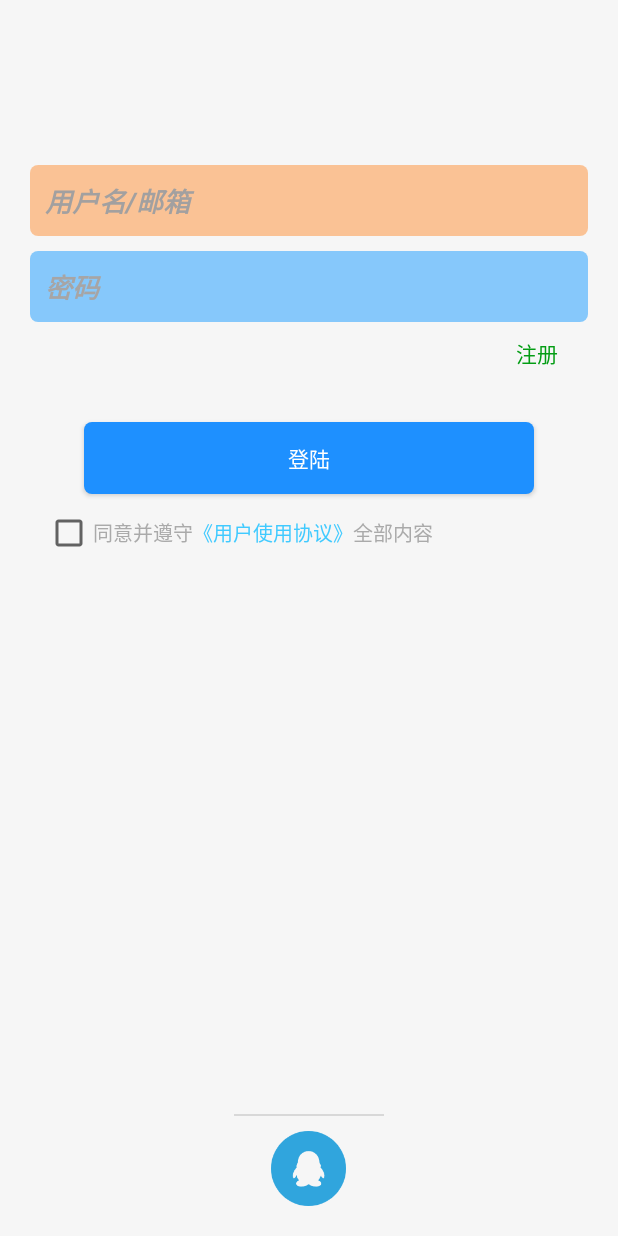
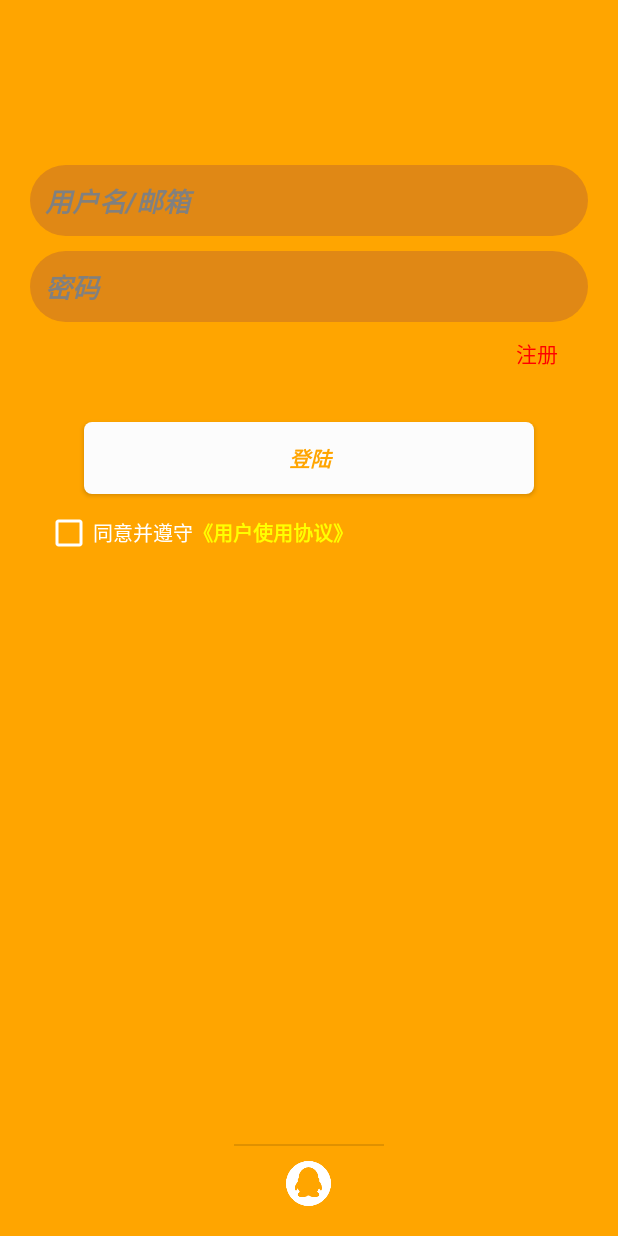
Before and after one commit to 0x7A7A6572/DiaryS, an Android app: the screen it shows after launch (LoginActivity), after a tap on an icon or button, on a phone screen of 412 x 824 dp. Run offline under Robolectric (Android 15) with nearby library versions, the phone set to English and light mode, and no system bars; libraries missing offline, so code that uses them is left out: com.tencent.connect, com.tencent.tauth; 1 statement that could not run was skipped.

Commit message:
样式检修

```diff
--- a/app/src/main/java/com/noform/diaryofsuccess/LoginActivity.java
+++ b/app/src/main/java/com/noform/diaryofsuccess/LoginActivity.java
@@ -5,10 +5,15 @@ import android.content.Context;
 import android.content.Intent;
 import android.os.Bundle;
 import android.view.View;
+import android.view.Window;
+import android.view.WindowManager;
+import android.widget.Button;
 import android.widget.ImageButton;
+import android.widget.RelativeLayout;
 import android.widget.TextView;
 
 import androidx.appcompat.app.AppCompatActivity;
+import androidx.recyclerview.widget.RecyclerView;
 
 import com.noform.diaryofsuccess.CustomView.NFDialog;
 import com.tencent.connect.common.Constants;
@@ -63,6 +68,16 @@ public class LoginActivity extends AppCompatActivity {
     protected void onCreate(Bundle savedInstanceState) {
         super.onCreate(savedInstanceState);
         setContentView(R.layout.activity_login);
+        Window window = this.getWindow();
+
+        //取消设置透明状态栏,使 ContentView 内容不再覆盖状态栏
+        window.clearFlags(WindowManager.LayoutParams.FLAG_TRANSLUCENT_STATUS);
+
+        //需要设置这个 flag 才能调用 setStatusBarColor 来设置状态栏颜色
+        window.addFlags(WindowManager.LayoutParams.FLAG_DRAWS_SYSTEM_BAR_BACKGROUNDS);
+
+        //设置状态栏背景色
+        window.setStatusBarColor(0xffFFA500);
         CONTEXT = this.getApplicationContext();
         inti();
         mTencent = Tencent.createInstance("101854186", CONTEXT);
@@ -84,13 +99,17 @@ public class LoginActivity extends AppCompatActivity {
     }
 
     private void inti() {
+        final RelativeLayout login_bg = findViewById(R.id.login_background);
         EditText et_name = findViewById(R.id.et_username);
         EditText et_psw = findViewById(R.id.et_password);
+        Button btn_login = findViewById(R.id.btn_login);
         //初始化布局
-        GradientDrawable nameShape = (GradientDrawable)et_name.getBackground();
-        GradientDrawable pswShape = (GradientDrawable)et_psw.getBackground();
-        nameShape.setColor(0x88FF9643);
-        pswShape.setColor(0x7E1399FF);
+        GradientDrawable loginShape = (GradientDrawable)btn_login.getBackground();
+        //GradientDrawable nameShape = (GradientDrawable)et_name.getBackground();
+        //GradientDrawable pswShape = (GradientDrawable)et_psw.getBackground();
+        //nameShape.setColor(0x99cc7623);
+        //pswShape.setColor(0x7E0377cc);
+        loginShape.setColor(0xfffcfcfc);
 
        final TextView userAgreement = findViewById(R.id.UserAgreement);
         userAgreement_dialog = new NFDialog(
@@ -106,6 +125,16 @@ public class LoginActivity extends AppCompatActivity {
 
            }
        });
+
+        btn_login.setOnClickListener(new View.OnClickListener() {
+            @Override
+            public void onClick(View v) {
+
+
+            }
+        });
+
+
 
     }
 
--- a/app/src/main/java/com/noform/diaryofsuccess/MainActivity.java
+++ b/app/src/main/java/com/noform/diaryofsuccess/MainActivity.java
@@ -7,6 +7,7 @@ import android.content.Context;
 import android.content.Intent;
 import android.content.pm.PackageManager;
 import android.database.Cursor;
+import android.graphics.Color;
 import android.net.Uri;
 import android.os.Build;
 import android.os.Bundle;
@@ -18,8 +19,12 @@ import android.text.TextWatcher;
 import android.util.Log;
 import android.view.KeyEvent;
 import android.view.LayoutInflater;
+import android.view.Menu;
+import android.view.MenuItem;
 import android.view.View;
 import android.view.View.OnClickListener;
+import android.view.Window;
+import android.view.WindowManager;
 import android.view.animation.Animation;
 import android.view.animation.ScaleAnimation;
 import android.view.animation.TranslateAnimation;
@@ -118,6 +123,35 @@ public class MainActivity extends AppCompatActivity {
         setContentView(R.layout.activity_main);
         Toolbar toolbar=(Toolbar)findViewById(R.id.toolbar);
 		setSupportActionBar(toolbar);
+		this.setTitle("");
+
+//拿到window
+        Window window = this.getWindow();
+
+        //取消设置透明状态栏,使 ContentView 内容不再覆盖状态栏
+        window.clearFlags(WindowManager.LayoutParams.FLAG_TRANSLUCENT_STATUS);
+
+        //需要设置这个 flag 才能调用 setStatusBarColor 来设置状态栏颜色
+        window.addFlags(WindowManager.LayoutParams.FLAG_DRAWS_SYSTEM_BAR_BACKGROUNDS);
+
+        //设置状态栏背景色
+        window.setStatusBarColor(0xffffffff);
+
+        //取消设置透明状态栏,使 ContentView 内容不再覆盖状态栏
+        window.clearFlags(WindowManager.LayoutParams.FLAG_TRANSLUCENT_STATUS);
+
+        //需要设置这个 flag 才能调用 setStatusBarColor 来设置状态栏颜色
+        window.addFlags(WindowManager.LayoutParams.FLAG_DRAWS_SYSTEM_BAR_BACKGROUNDS);
+
+        //设置状态栏字体颜色为黑色
+        window.getDecorView().setSystemUiVisibility(View.SYSTEM_UI_FLAG_LIGHT_STATUS_BAR);
+
+
+        //设置状态栏字体颜色为白色
+        //window.getDecorView().setSystemUiVisibility(View.SYSTEM_UI_FLAG_LIGHT_NAVIGATION_BAR);
+
+
+
         CONTEXT = this.getApplicationContext();
         textViewOfClickItemCount = findViewById(R.id.textViewOfclickItemCount);
         mViewPager = findViewById(R.id.activityViewPager);
@@ -143,7 +177,21 @@ public class MainActivity extends AppCompatActivity {
 
     }
 
+    @Override
+    public boolean onCreateOptionsMenu(Menu menu) {
+        getMenuInflater().inflate(R.menu.menu_main, menu);
+        return true;
+    }
+    @Override
+    public boolean onOptionsItemSelected(MenuItem item) {
+        int id = item.getItemId();
+        if (id == R.id.set_main) {
+            startActivity(new Intent(MainActivity.this, SetActivity.class));
+        }else if(id == R.id.action_fingerprint){
 
+        }
+        return super.onOptionsItemSelected(item);
+    }
 
     @Override
     public void onRequestPermissionsResult(int requestCode, @NonNull String[] permissions, @NonNull int[] grantResults) {
@@ -553,12 +601,12 @@ public class MainActivity extends AppCompatActivity {
                 }
         });
 
-        set_main.setOnClickListener(new OnClickListener() {
-            @Override
-            public void onClick(View v) {
-                startActivity(new Intent(MainActivity.this, SetActivity.class));
-            }
-        });
+//        set_main.setOnClickListener(new OnClickListener() {
+//            @Override
+//            public void onClick(View v) {
+//                startActivity(new Intent(MainActivity.this, SetActivity.class));
+//            }
+//        });
 
         login_activity.setOnClickListener(new OnClickListener() {
             @Override
--- /dev/null
+++ b/app/src/main/res/drawable/shape_d_rand.xml
@@ -0,0 +1,13 @@
+<?xml version="1.0" encoding="utf-8"?>
+<shape xmlns:android="http://schemas.android.com/apk/res/android"
+    android:shape="rectangle">
+    <!--rectangle矩形-->
+    <!--圆角-->
+    <corners
+        android:radius="25dp"/>
+    <!--大小-->
+    <size android:width="5dp" android:height="5dp"></size>
+    <!--描边-->
+    <solid android:color="@color/whiteorange"></solid>
+
+</shape>
--- a/app/src/main/res/layout/activity_login.xml
+++ b/app/src/main/res/layout/activity_login.xml
@@ -1,27 +1,27 @@
 <?xml version="1.0" encoding="utf-8"?>
-<RelativeLayout
-	xmlns:android="http://schemas.android.com/apk/res/android"
+<RelativeLayout xmlns:android="http://schemas.android.com/apk/res/android"
+	android:id="@+id/login_background"
 	android:layout_width="match_parent"
 	android:layout_height="match_parent"
+	android:background="@color/orange"
 	android:paddingLeft="20dp"
 	android:paddingTop="100dp"
 	android:paddingRight="20dp"
-	android:paddingBottom="20dp"
-	android:background="#7EF1F1F1">
+	android:paddingBottom="20dp">
 
 	<EditText
 		android:id="@+id/et_username"
 		android:layout_width="match_parent"
 		android:layout_height="wrap_content"
 		android:layout_marginTop="10dp"
+		android:background="@drawable/shape_d_rand"
 		android:hint="用户名/邮箱"
 		android:lines="1"
 		android:padding="10dp"
-		android:textColor="#ffffffff"
-		android:textColorHint="#A2A0A0"
+		android:textColor="@color/white"
+		android:textColorHint="@color/gray"
 		android:textColorLink="#FFF2FFFC"
-		android:textStyle="bold|italic|normal"
-		android:background="@drawable/shape_rand"/>
+		android:textStyle="bold|italic|normal" />
 
 	<EditText
 		android:id="@+id/et_password"
@@ -29,14 +29,14 @@
 		android:layout_height="wrap_content"
 		android:layout_below="@id/et_username"
 		android:layout_marginTop="10dp"
+		android:background="@drawable/shape_d_rand"
 		android:hint="密码"
 		android:inputType="textPassword"
 		android:lines="1"
 		android:padding="10dp"
-		android:textColor="@color/black"
-		android:textColorHint="#A7A5A5"
-		android:textStyle="bold|italic|normal"
-		android:background="@drawable/shape_rand"/>
+		android:textColor="@color/white"
+		android:textColorHint="@color/gray"
+		android:textStyle="bold|italic|normal" />
 
 	<LinearLayout
 		android:id="@+id/ly_1"
@@ -56,8 +56,8 @@
 			android:paddingTop="10dp"
 			android:paddingRight="10dp"
 			android:text="注册"
-			android:textColor="#FF039D14"
-			android:textSize="14sp"/>
+			android:textColor="@color/red"
+			android:textSize="14sp" />
 
 	</LinearLayout>
 
@@ -70,32 +70,36 @@
 		android:layout_marginTop="35dp"
 		android:background="@drawable/shape_rand"
 		android:text="登陆"
-		android:textColor="@color/white"/>
+
+		android:textColor="@color/orange"
+		android:textSize="14sp"
+		android:textStyle="normal|bold|italic" />
 
 	<ImageButton
 		android:id="@+id/im_qq"
-		android:layout_width="50dp"
-		android:layout_height="50dp"
+		android:layout_width="30dp"
+		android:layout_height="30dp"
 		android:layout_alignParentBottom="true"
 		android:layout_centerHorizontal="true"
 		android:background="@null"
 		android:scaleType="fitCenter"
-		android:src="@drawable/qq"/>
+		android:src="@drawable/qq" />
 
 	<LinearLayout
-		android:orientation="horizontal"
+		android:id="@+id/activityloginLinearLayout1"
 		android:layout_width="wrap_content"
 		android:layout_height="wrap_content"
 		android:layout_below="@id/btn_login"
 		android:layout_margin="10dp"
-		android:id="@+id/activityloginLinearLayout1">
+		android:orientation="horizontal">
 
 		<CheckBox
+			android:theme="@style/CheckBoxStyle"
 			android:layout_width="wrap_content"
 			android:layout_height="wrap_content"
 			android:text="同意并遵守"
-			android:textSize="13sp"
-			android:textColor="#FFAAAAAA"/>
+			android:textColor="@color/white"
+			android:textSize="13sp" />
 
 		<TextView
 			android:id="@+id/UserAgreement"
@@ -103,35 +107,28 @@
 			android:layout_height="match_parent"
 			android:gravity="center_vertical"
 			android:text="《用户使用协议》"
-			android:textColor="#FF40CAFF"
-			android:textSize="13sp"/>
-
-		<TextView
-			android:layout_width="wrap_content"
-			android:layout_height="match_parent"
-			android:text="全部内容"
-			android:gravity="center_vertical"
+			android:textColor="@color/yellow"
 			android:textSize="13sp"
-			android:textColor="#FFAAAAAA"/>
+			android:textStyle="bold" />
 
 	</LinearLayout>
 
 	<LinearLayout
-		android:orientation="horizontal"
 		android:layout_width="wrap_content"
 		android:layout_height="wrap_content"
+		android:layout_above="@id/im_qq"
 		android:layout_below="@id/activityloginLinearLayout1"
 		android:layout_centerHorizontal="true"
-		android:layout_above="@id/im_qq"
-		android:gravity="bottom"
 		android:layout_marginBottom="10dp"
 		android:clipChildren="false"
-		android:clipToPadding="false">
+		android:clipToPadding="false"
+		android:gravity="bottom"
+		android:orientation="horizontal">
 
 		<View
-			android:background="?android:attr/dividerVertical"
 			android:layout_width="100dp"
-			android:layout_height="1dp"/>
+			android:layout_height="1dp"
+			android:background="?android:attr/dividerVertical" />
 
 	</LinearLayout>
 
--- a/app/src/main/res/layout/activity_main.xml
+++ b/app/src/main/res/layout/activity_main.xml
@@ -5,19 +5,14 @@
 	xmlns:tools="http://schemas.android.com/tools"
 	android:layout_width="match_parent"
 	android:layout_height="match_parent"
+	android:background="@color/white"
 	android:orientation="vertical">
-    <com.google.android.material.appbar.AppBarLayout
-        android:layout_width="match_parent"
-        android:layout_height="wrap_content"
-        android:theme="@style/ThemeOverlay.AppCompat.Dark.ActionBar">
 
         <androidx.appcompat.widget.Toolbar
             android:id="@+id/toolbar"
             android:layout_width="match_parent"
             android:layout_height="?attr/actionBarSize"
             app:popupTheme="@style/ThemeOverlay.AppCompat.Light"/>
-
-	</com.google.android.material.appbar.AppBarLayout>
 
 	<RelativeLayout
         android:id="@+id/mainView"
@@ -164,7 +159,7 @@
 				android:layout_marginRight="10dp">
 
 				<ImageView
-					android:src="@drawable/ic_ballot"
+					android:src="@drawable/all_select"
 					android:layout_width="50dp"
 					android:layout_height="50dp"
 					android:layout_margin="10dp"
@@ -185,7 +180,7 @@
 
 				<ImageView
 					android:id="@+id/activity_delItem"
-					android:src="@drawable/ic_delete_empty"
+					android:src="@drawable/del"
 					android:layout_width="50dp"
 					android:layout_height="50dp"
 					android:layout_margin="10dp"
@@ -212,7 +207,7 @@
 				android:layout_marginRight="10dp">
 
 				<ImageView
-					android:src="@drawable/ic_ballot_outline"
+					android:src="@drawable/not_all_select"
 					android:layout_width="50dp"
 					android:layout_height="50dp"
 					android:layout_margin="10dp"
@@ -223,15 +218,6 @@
 
 		</LinearLayout>
 
-		<ImageButton
-			android:id="@+id/set_main"
-			style="?android:attr/buttonBarButtonStyle"
-			android:layout_width="wrap_content"
-			android:layout_height="wrap_content"
-			android:layout_alignParentRight="true"
-			android:adjustViewBounds="true"
-			android:src="@drawable/ic_eslint" />
-
 	</RelativeLayout>
 
 </LinearLayout>
--- a/app/src/main/res/layout/user_agreement_dialog.xml
+++ b/app/src/main/res/layout/user_agreement_dialog.xml
@@ -53,8 +53,9 @@
 					android:layout_width="match_parent"
 					android:layout_height="match_parent"
 					android:layout_margin="10dp"
-					android:textSize="14sp"
-					android:text="@string/user_agreement_txt"/>
+					android:singleLine="false"
+					android:text="@string/user_agreement_txt"
+					android:textSize="14sp" />
 
 			</LinearLayout>
 
--- /dev/null
+++ b/app/src/main/res/menu/menu_main.xml
@@ -0,0 +1,18 @@
+<?xml version="1.0" encoding="utf-8"?>
+<menu xmlns:android="http://schemas.android.com/apk/res/android"
+    xmlns:app="http://schemas.android.com/apk/res-auto">
+    <item
+        android:id="@+id/set_main"
+        android:orderInCategory="100"
+        android:icon="@drawable/ic_eslint"
+        android:title="设置"
+        app:showAsAction="ifRoom" />
+
+    <item
+        android:id="@+id/action_fingerprint"
+        android:icon="@drawable/ic_fingerprint"
+        android:orderInCategory="90"
+        android:title="菜单2"
+        app:showAsAction="ifRoom"/>
+
+</menu>
--- a/app/src/main/res/values-v21/styles.xml
+++ b/app/src/main/res/values-v21/styles.xml
@@ -12,28 +12,34 @@
         <item name="android:windowNoTitle">true</item>
     </style>
     <style name="AppTheme" parent="Theme.AppCompat.Light.NoActionBar"><!--Theme.Light.NoTitleBar" <Theme.AppCompat.Light.NoActionBar">-->
-        <item name="android:windowTranslucentStatus">true</item>
-        <item name="android:windowNoTitle">true</item>
-        <item name="android:windowLightStatusBar">true</item>
-        <item name="android:colorPrimaryDark">@color/white</item>
-        <item name="android:textColorPrimary">@color/black</item>
+        <!--item name="android:windowTranslucentStatus">true</item>
+        <item name="android:windowNoTitle">true</item-->
+        <!--item name="android:colorPrimaryDark">@color/white</item>
+        <item name="android:textColorPrimary">@color/black</item-->
 
     </style>
     <style name="SettingsTheme" parent="Theme.AppCompat.Light.NoActionBar"><!--Theme.Light.NoTitleBar" <Theme.AppCompat.Light.NoActionBar">-->
         <item name="android:windowTranslucentStatus">true</item>
         <item name="android:windowNoTitle">false</item>
-        <item name="android:windowLightStatusBar">true</item>
         <item name="android:colorPrimaryDark">@color/white</item>
         <item name="android:textColorPrimary">@color/black</item>
 
     </style>
     <style name="StartTheme" parent="Theme.AppCompat.Light.NoActionBar">
         <item name="android:windowNoTitle">true</item>
-        <item name="android:windowLightStatusBar">false</item>
         <item name="android:colorPrimaryDark">@color/white</item>
         <item name="android:textColorPrimary">@color/black</item>
 
     </style>
 
+        <style name="CheckBoxStyle" parent="Theme.AppCompat.Light">
+            <item name="colorControlNormal">@color/white</item>
+            <item name="colorControlActivated">
+                @color/white</item>
+        </style>
+
+
+
+
 
 </resources>
--- a/app/src/main/res/values/color.xml
+++ b/app/src/main/res/values/color.xml
@@ -150,6 +150,9 @@
     <color name="deepgreen">#4b995b</color><!--深绿 -->
     <color name="lightgray">#cccccc</color><!--亮灰色-->
     <color name="lightorange">#ff521d</color><!--亮橘色-->
+    <color name="whiteorange">#99cc7623</color><!--浅透橘色-->
+    <color name="whiteblue">#7E1399FF</color><!--浅透蓝色-->
+
 
 
 
```
Also changed, not shown: app/src/main/res/drawable-hdpi/qq.png, app/src/main/res/drawable/all_select.png (added), app/src/main/res/drawable/del.png (added), app/src/main/res/drawable/not_all_select.png (added).
